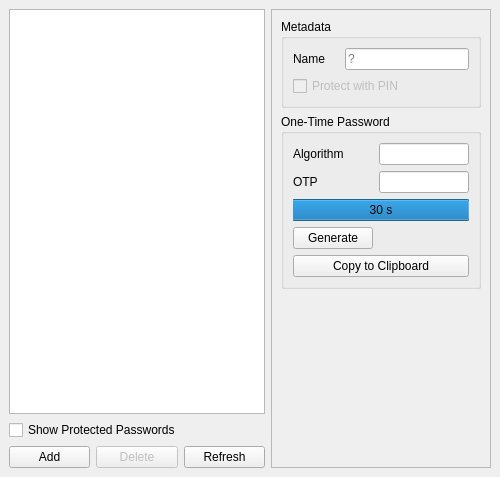
Before: the Qt Designer form nitrokeyapp/ui/secrets_tab.ui in Nitrokey/nitrokey-app2, drawn with Qt 5.
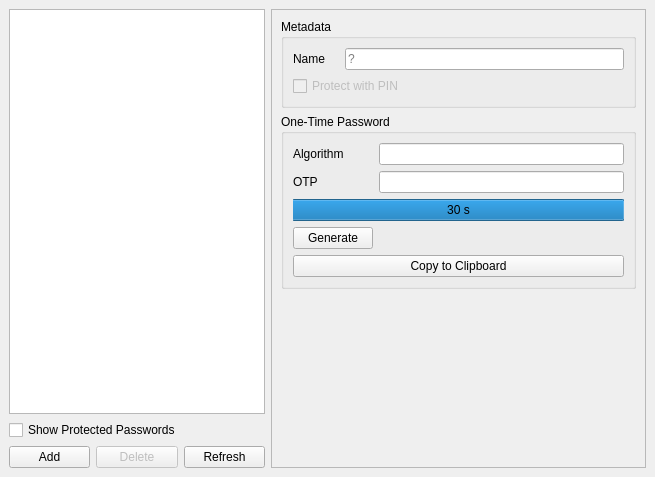
After: the same form once the commit is applied.

Patch:
```diff
--- a/nitrokeyapp/ui/secrets_tab.ui
+++ b/nitrokeyapp/ui/secrets_tab.ui
@@ -6,7 +6,7 @@
    <rect>
     <x>0</x>
     <y>0</y>
-    <width>500</width>
+    <width>655</width>
     <height>477</height>
    </rect>
   </property>
@@ -159,8 +159,8 @@
            <rect>
             <x>0</x>
             <y>0</y>
-            <width>218</width>
-            <height>457</height>
+            <width>362</width>
+            <height>451</height>
            </rect>
           </property>
           <layout class="QVBoxLayout" name="verticalLayout_3">
```
